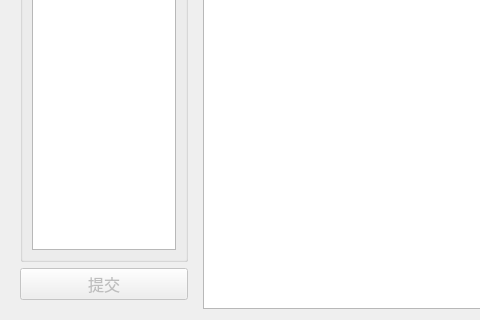
Old version of the form simulation/ui/AutoclaveSafety.ui in the repository Desmond121/CEESS; both pictures show x 0 to 480 and y 193 to 513 of the 776 by 513 pixel window.
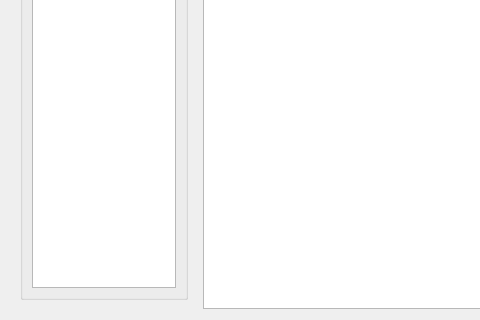
New version of the form.

```diff
--- a/simulation/ui/AutoclaveSafety.ui
+++ b/simulation/ui/AutoclaveSafety.ui
@@ -200,21 +200,6 @@
            </layout>
           </widget>
          </item>
-         <item>
-          <widget class="QPushButton" name="btnFinished">
-           <property name="enabled">
-            <bool>false</bool>
-           </property>
-           <property name="font">
-            <font>
-             <pointsize>12</pointsize>
-            </font>
-           </property>
-           <property name="text">
-            <string>提交</string>
-           </property>
-          </widget>
-         </item>
         </layout>
        </widget>
       </widget>
```
